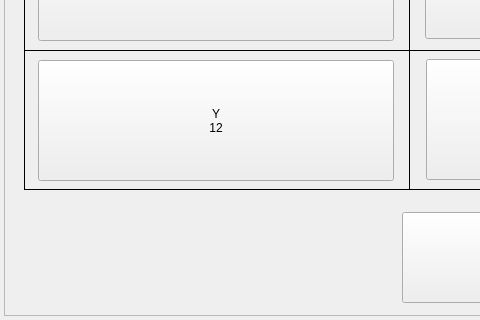
First picture: the form in gui/mainwidget/src/dvrsetup/display/videooutput/videooutputdialog.ui, repository yjsin-emastec/neptune, before the edit; both pictures show x 0 to 480 and y 332 to 652 of the 818 by 652 pixel window.
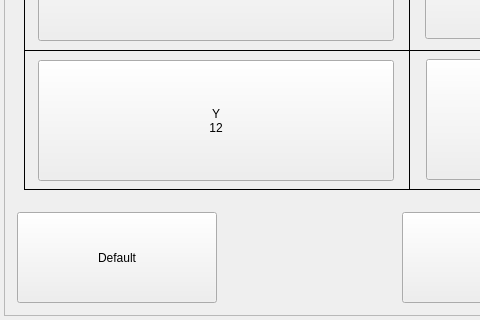
Second picture: the form after the edit.

Commit message: Add default button and exception range to videooutputdialog default value x:24, y:12, w;672, h:456/526 min width : 300, min height : 200

The edit to the form file:
```diff
--- a/gui/mainwidget/src/dvrsetup/display/videooutput/videooutputdialog.ui
+++ b/gui/mainwidget/src/dvrsetup/display/videooutput/videooutputdialog.ui
@@ -294,6 +294,19 @@
 456</string>
     </property>
    </widget>
+   <widget class="QPushButton" name="buttonDefault">
+    <property name="geometry">
+     <rect>
+      <x>13</x>
+      <y>540</y>
+      <width>200</width>
+      <height>91</height>
+     </rect>
+    </property>
+    <property name="text">
+     <string>Default</string>
+    </property>
+   </widget>
   </widget>
  </widget>
  <layoutdefault spacing="6" margin="11"/>
```
The commit also changes 18 other files.
